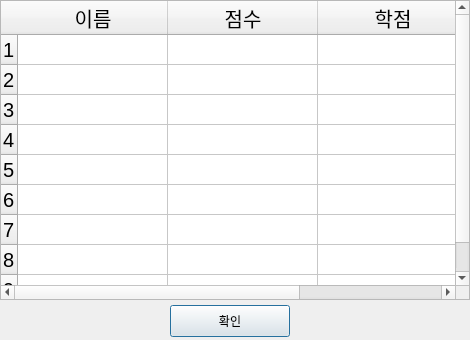
Above: views/team_ranking.ui from y-ngm-n/TeamMountain before the change. Below: the same form after it.
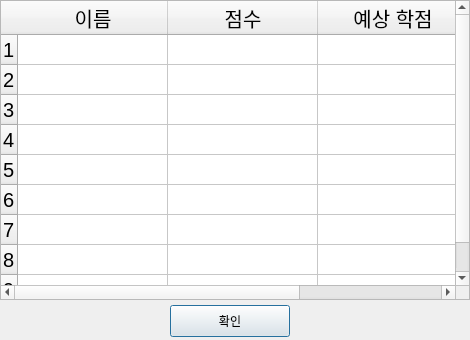
That is the form after the change.

Commit message: ㅁㄴㅇㄹ

Patch:
```diff
--- a/views/team_ranking.ui
+++ b/views/team_ranking.ui
@@ -90,7 +90,7 @@
    </column>
    <column>
     <property name="text">
-     <string>학점</string>
+     <string>예상 학점</string>
     </property>
    </column>
    <item row="0" column="0">
```
The commit also changes 1 other file.
